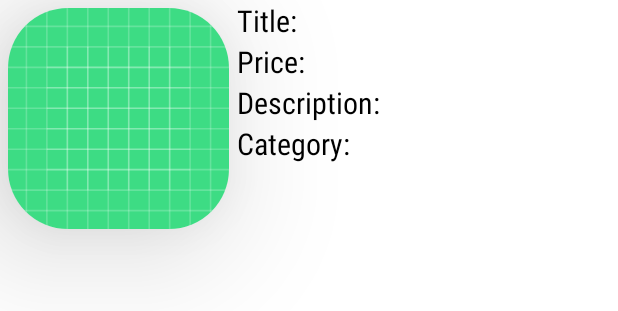
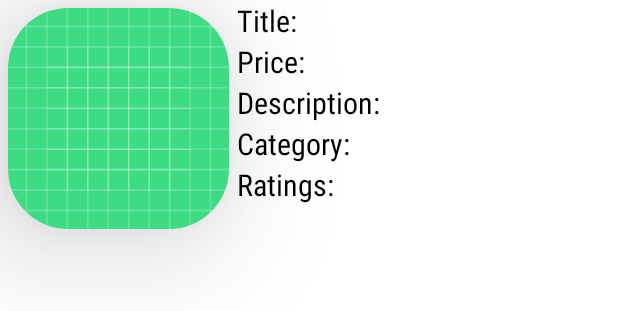
Before and after one commit to geeky-auro/Fake_Store_IOT_APP_DEV_TASK, an Android app: the layout fake_item.xml on its own in the app's theme, with its tools: preview values and no code run, on a phone screen of 412 x 824 dp. Shown: the top 311 px of the screen. Run offline under Robolectric (Android 15) with nearby library versions, the phone set to English and light mode, and no system bars.

Commit message:
Updated Ratings

```diff
--- a/app/src/main/java/com/aurosaswat/fakestore/ApiService.kt
+++ b/app/src/main/java/com/aurosaswat/fakestore/ApiService.kt
@@ -7,5 +7,5 @@ interface ApiService {
     @GET("/products")
 //    Next, create an interface that defines the API endpoints using Retrofit annotations:
      fun getPosts():Call<MutableList<PostModel>>
-//    Note that the suspend keyword is used to indicate that this function should be called from a coroutine.
+
 }
--- a/app/src/main/java/com/aurosaswat/fakestore/FakeStoreRecyclerViewAdapter.kt
+++ b/app/src/main/java/com/aurosaswat/fakestore/FakeStoreRecyclerViewAdapter.kt
@@ -15,6 +15,7 @@ class FakeStoreViewHolder(view: View):RecyclerView.ViewHolder(view){
     val description=view.findViewById<TextView>(R.id.item_Description)
     val category=view.findViewById<TextView>(R.id.item_Category)
     val image=view.findViewById<ImageView>(R.id.item_image)
+    val rating=view.findViewById<TextView>(R.id.item_Ratings)
 
     fun bindView(postModel: PostModel){
         title.text=postModel.title
@@ -25,10 +26,10 @@ class FakeStoreViewHolder(view: View):RecyclerView.ViewHolder(view){
             .error(R.drawable.ic_launcher_background)
             .placeholder(R.drawable.ic_launcher_background)
             .into(image)
+        rating.text=postModel.rating?.rate.toString()
     }
 
 }
-
 
 class FakeStoreRecyclerViewAdapter(private var postModel: MutableList<PostModel>):RecyclerView.Adapter<FakeStoreViewHolder>() {
     override fun onCreateViewHolder(parent: ViewGroup, viewType: Int): FakeStoreViewHolder {
--- a/app/src/main/java/com/aurosaswat/fakestore/MainActivity.kt
+++ b/app/src/main/java/com/aurosaswat/fakestore/MainActivity.kt
@@ -23,6 +23,7 @@ class MainActivity : AppCompatActivity() {
             try {
                 val serviceGenerator = ServiceGenerator().buildService(ApiService::class.java)
                 val call = serviceGenerator.getPosts()
+//                val call2=serviceGenerator.getRatings()
                 withContext(Dispatchers.Main) {
                     call.enqueue(object : Callback<MutableList<PostModel>> {
                         override fun onResponse(
@@ -30,11 +31,10 @@ class MainActivity : AppCompatActivity() {
                             response: Response<MutableList<PostModel>>
                         ) {
                             if (response.isSuccessful) {
-                                Log.e(".MainActivity", "${response.body().toString()}")
+                                Log.e(".MainActivity", response.body().toString())
                                 recycler_view.apply {
                                     layoutManager = LinearLayoutManager(this@MainActivity)
-                                    adapter =
-                                        response.body()?.let { FakeStoreRecyclerViewAdapter(it) }
+                                    adapter =response.body()?.let { FakeStoreRecyclerViewAdapter(it) }
                                 }
                             }
                         }
--- a/app/src/main/java/com/aurosaswat/fakestore/PostModel.kt
+++ b/app/src/main/java/com/aurosaswat/fakestore/PostModel.kt
@@ -6,5 +6,6 @@ data class PostModel(
     val price:Double?=null,
     val description: String?=null,
     val category: String?=null,
-    val image:String?=null
+    val image:String?=null,
+    val rating:Rating?=null
 )
--- /dev/null
+++ b/app/src/main/java/com/aurosaswat/fakestore/Rating.kt
@@ -0,0 +1,3 @@
+package com.aurosaswat.fakestore
+
+data class Rating(val rate:Double,val count:Int)
--- a/app/src/main/res/layout/fake_item.xml
+++ b/app/src/main/res/layout/fake_item.xml
@@ -85,6 +85,16 @@
                 android:textSize="20dp"
                 android:textColor="@color/black"
                 android:fontFamily="sans-serif-condensed"></TextView>
+            <TextView
+                android:id="@+id/item_Ratings"
+                android:layout_marginStart="5dp"
+                android:layout_width="match_parent"
+                android:layout_height="wrap_content"
+                android:text="Ratings:"
+                android:textAlignment="textStart"
+                android:textSize="20dp"
+                android:textColor="@color/black"
+                android:fontFamily="sans-serif-condensed"></TextView>
 
         </LinearLayout>
 
```
